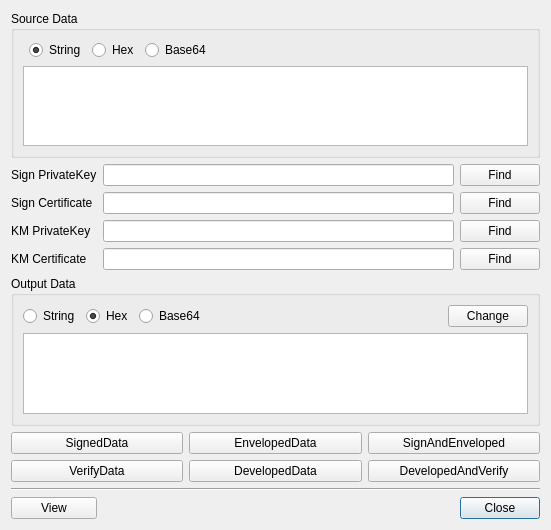
First picture: the form in BerEditor/cms_dlg.ui, repository jykim74/BerEditor, before the edit.
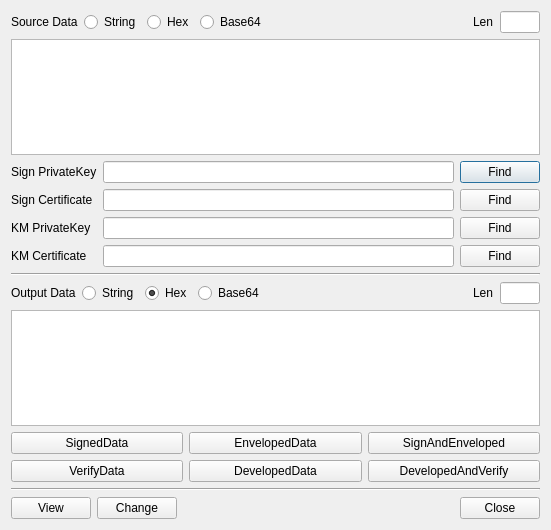
Second picture: the form after the edit.

Patch:
```diff
--- a/BerEditor/cms_dlg.ui
+++ b/BerEditor/cms_dlg.ui
@@ -14,112 +14,35 @@
    <string>PKCS#7 Cryptographic Message Syntax</string>
   </property>
   <layout class="QGridLayout" name="gridLayout">
-   <item row="4" column="0">
-    <widget class="QLabel" name="label_3">
-     <property name="text">
-      <string>KM PrivateKey</string>
-     </property>
-    </widget>
-   </item>
-   <item row="2" column="0">
-    <widget class="QLabel" name="label">
-     <property name="text">
-      <string>Sign PrivateKey</string>
-     </property>
-    </widget>
-   </item>
-   <item row="10" column="2">
-    <widget class="QPushButton" name="mCloseBtn">
-     <property name="text">
-      <string>Close</string>
-     </property>
-    </widget>
-   </item>
-   <item row="10" column="0">
-    <widget class="QPushButton" name="mViewBtn">
-     <property name="text">
-      <string>View</string>
-     </property>
-    </widget>
-   </item>
-   <item row="4" column="1">
-    <widget class="QLineEdit" name="mKMPriKeyPathText"/>
-   </item>
-   <item row="2" column="2">
+   <item row="3" column="2">
     <widget class="QPushButton" name="mSignPriKeyFindBtn">
      <property name="text">
       <string>Find</string>
      </property>
     </widget>
    </item>
-   <item row="7" column="0" colspan="3">
-    <widget class="QGroupBox" name="groupBox_2">
-     <property name="minimumSize">
-      <size>
-       <width>0</width>
-       <height>0</height>
-      </size>
-     </property>
-     <property name="title">
-      <string>Output Data</string>
-     </property>
-     <layout class="QGridLayout" name="gridLayout_3">
-      <item row="0" column="2">
-       <widget class="QRadioButton" name="mOutputBase64Radio">
-        <property name="text">
-         <string>Base64</string>
-        </property>
-       </widget>
-      </item>
-      <item row="0" column="1">
-       <widget class="QRadioButton" name="mOutputHexRadio">
-        <property name="text">
-         <string>Hex</string>
-        </property>
-        <property name="checked">
-         <bool>true</bool>
-        </property>
-       </widget>
-      </item>
-      <item row="0" column="3">
-       <spacer name="horizontalSpacer_2">
-        <property name="orientation">
-         <enum>Qt::Horizontal</enum>
-        </property>
-        <property name="sizeHint" stdset="0">
-         <size>
-          <width>40</width>
-          <height>20</height>
-         </size>
-        </property>
-       </spacer>
-      </item>
-      <item row="0" column="0">
-       <widget class="QRadioButton" name="mOutputStringRadio">
-        <property name="text">
-         <string>String</string>
-        </property>
-       </widget>
-      </item>
-      <item row="0" column="4">
-       <widget class="QPushButton" name="mChangeBtn">
-        <property name="text">
-         <string>Change</string>
-        </property>
-       </widget>
-      </item>
-      <item row="1" column="0" colspan="5">
+   <item row="9" column="0" colspan="3">
        <widget class="QPlainTextEdit" name="mOutputText"/>
       </item>
-     </layout>
-    </widget>
-   </item>
    <item row="1" column="0" colspan="3">
-    <widget class="QGroupBox" name="groupBox">
-     <property name="title">
+    <layout class="QGridLayout" name="gridLayout_5">
+     <property name="topMargin">
+      <number>0</number>
+     </property>
+     <item row="0" column="5">
+      <widget class="QLabel" name="label_6">
+       <property name="text">
+        <string>Len</string>
+       </property>
+      </widget>
+     </item>
+     <item row="0" column="0">
+      <widget class="QLabel" name="label_5">
+       <property name="text">
       <string>Source Data</string>
      </property>
-     <layout class="QGridLayout" name="gridLayout_2">
+      </widget>
+     </item>
       <item row="0" column="4">
        <spacer name="horizontalSpacer">
         <property name="orientation">
@@ -143,9 +66,6 @@
         </property>
        </widget>
       </item>
-      <item row="1" column="0" colspan="5">
-       <widget class="QPlainTextEdit" name="mSrcText"/>
-      </item>
       <item row="0" column="3">
        <widget class="QRadioButton" name="mSrcBase64Radio">
         <property name="text">
@@ -160,13 +80,84 @@
         </property>
        </widget>
       </item>
-     </layout>
-    </widget>
+     <item row="0" column="6">
+      <widget class="QLineEdit" name="mSrcLenText">
+       <property name="minimumSize">
+        <size>
+         <width>40</width>
+         <height>0</height>
+        </size>
+       </property>
+       <property name="maximumSize">
+        <size>
+         <width>40</width>
+         <height>16777215</height>
+        </size>
+       </property>
+       <property name="readOnly">
+        <bool>true</bool>
+       </property>
+      </widget>
+     </item>
+    </layout>
+   </item>
+   <item row="12" column="0" colspan="3">
+    <layout class="QGridLayout" name="gridLayout_2">
+     <property name="topMargin">
+      <number>0</number>
+     </property>
+     <item row="0" column="1">
+      <widget class="QPushButton" name="mChangeBtn">
+       <property name="text">
+        <string>Change</string>
+       </property>
+      </widget>
+     </item>
+     <item row="0" column="0">
+      <widget class="QPushButton" name="mViewBtn">
+       <property name="text">
+        <string>View</string>
+       </property>
+      </widget>
+     </item>
+     <item row="0" column="3">
+      <widget class="QPushButton" name="mCloseBtn">
+       <property name="text">
+        <string>Close</string>
+       </property>
+      </widget>
+     </item>
+     <item row="0" column="2">
+      <spacer name="horizontalSpacer_3">
+       <property name="orientation">
+        <enum>Qt::Horizontal</enum>
+       </property>
+       <property name="sizeHint" stdset="0">
+        <size>
+         <width>40</width>
+         <height>20</height>
+        </size>
+       </property>
+      </spacer>
+     </item>
+    </layout>
    </item>
    <item row="5" column="1">
+    <widget class="QLineEdit" name="mKMPriKeyPathText"/>
+   </item>
+   <item row="4" column="1">
+    <widget class="QLineEdit" name="mSignCertPathText"/>
+   </item>
+   <item row="3" column="1">
+    <widget class="QLineEdit" name="mSignPriKeyPathText"/>
+   </item>
+   <item row="2" column="0" colspan="3">
+    <widget class="QPlainTextEdit" name="mSrcText"/>
+   </item>
+   <item row="6" column="1">
     <widget class="QLineEdit" name="mKMCertPathText"/>
    </item>
-   <item row="8" column="0" colspan="3">
+   <item row="10" column="0" colspan="3">
     <layout class="QGridLayout" name="gridLayout_4">
      <property name="topMargin">
       <number>0</number>
@@ -215,49 +206,141 @@
      </item>
     </layout>
    </item>
+   <item row="11" column="0" colspan="3">
+    <widget class="Line" name="line">
+     <property name="orientation">
+      <enum>Qt::Horizontal</enum>
+     </property>
+    </widget>
+   </item>
+   <item row="6" column="2">
+    <widget class="QPushButton" name="mKMCertFindBtn">
+     <property name="text">
+      <string>Find</string>
+     </property>
+    </widget>
+   </item>
+   <item row="3" column="0">
+    <widget class="QLabel" name="label">
+     <property name="text">
+      <string>Sign PrivateKey</string>
+     </property>
+    </widget>
+   </item>
    <item row="5" column="0">
-    <widget class="QLabel" name="label_4">
+    <widget class="QLabel" name="label_3">
      <property name="text">
-      <string>KM Certificate</string>
-     </property>
-    </widget>
-   </item>
-   <item row="3" column="2">
-    <widget class="QPushButton" name="mSignCertFindBtn">
-     <property name="text">
-      <string>Find</string>
+      <string>KM PrivateKey</string>
      </property>
     </widget>
    </item>
    <item row="4" column="2">
-    <widget class="QPushButton" name="mKMPriKeyFindBtn">
+    <widget class="QPushButton" name="mSignCertFindBtn">
      <property name="text">
       <string>Find</string>
      </property>
     </widget>
    </item>
    <item row="5" column="2">
-    <widget class="QPushButton" name="mKMCertFindBtn">
+    <widget class="QPushButton" name="mKMPriKeyFindBtn">
      <property name="text">
       <string>Find</string>
      </property>
     </widget>
    </item>
-   <item row="3" column="0">
+   <item row="4" column="0">
     <widget class="QLabel" name="label_2">
      <property name="text">
       <string>Sign Certificate</string>
      </property>
     </widget>
    </item>
-   <item row="2" column="1">
-    <widget class="QLineEdit" name="mSignPriKeyPathText"/>
-   </item>
-   <item row="3" column="1">
-    <widget class="QLineEdit" name="mSignCertPathText"/>
-   </item>
-   <item row="9" column="0" colspan="3">
-    <widget class="Line" name="line">
+   <item row="8" column="0" colspan="3">
+    <layout class="QGridLayout" name="gridLayout_6">
+     <property name="topMargin">
+      <number>0</number>
+     </property>
+     <item row="0" column="0">
+      <widget class="QLabel" name="label_7">
+       <property name="text">
+        <string>Output Data</string>
+       </property>
+      </widget>
+     </item>
+     <item row="0" column="3">
+      <widget class="QRadioButton" name="mOutputBase64Radio">
+       <property name="text">
+        <string>Base64</string>
+       </property>
+      </widget>
+     </item>
+     <item row="0" column="6">
+      <widget class="QLineEdit" name="mOutputLenText">
+       <property name="minimumSize">
+        <size>
+         <width>40</width>
+         <height>0</height>
+        </size>
+       </property>
+       <property name="maximumSize">
+        <size>
+         <width>40</width>
+         <height>16777215</height>
+        </size>
+       </property>
+       <property name="readOnly">
+        <bool>true</bool>
+       </property>
+      </widget>
+     </item>
+     <item row="0" column="4">
+      <spacer name="horizontalSpacer_4">
+       <property name="orientation">
+        <enum>Qt::Horizontal</enum>
+       </property>
+       <property name="sizeHint" stdset="0">
+        <size>
+         <width>40</width>
+         <height>20</height>
+        </size>
+       </property>
+      </spacer>
+     </item>
+     <item row="0" column="2">
+      <widget class="QRadioButton" name="mOutputHexRadio">
+       <property name="text">
+        <string>Hex</string>
+       </property>
+       <property name="checked">
+        <bool>true</bool>
+       </property>
+      </widget>
+     </item>
+     <item row="0" column="1">
+      <widget class="QRadioButton" name="mOutputStringRadio">
+       <property name="text">
+        <string>String</string>
+       </property>
+      </widget>
+     </item>
+     <item row="0" column="5">
+      <widget class="QLabel" name="label_8">
+       <property name="text">
+        <string>Len</string>
+       </property>
+      </widget>
+     </item>
+    </layout>
+   </item>
+   <item row="6" column="0">
+    <widget class="QLabel" name="label_4">
+     <property name="text">
+      <string>KM Certificate</string>
+     </property>
+    </widget>
+   </item>
+   <item row="7" column="0" colspan="3">
+    <widget class="Line" name="line_2">
      <property name="orientation">
       <enum>Qt::Horizontal</enum>
      </property>
```
Left out of the diff: 10 changed lines with no effect on the pictures. Lines whose indentation alone changed are shown as unchanged.
